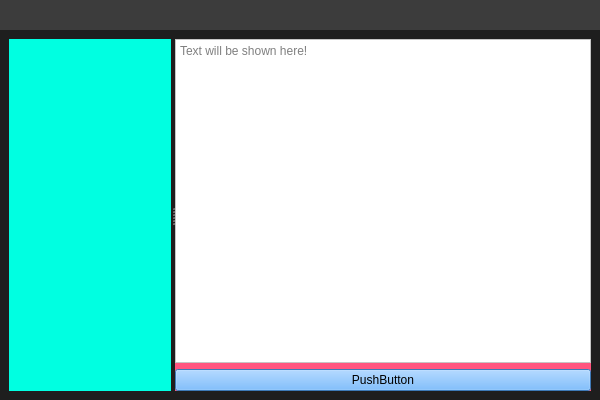
Old version of the form app/src/ui/MainWindow/MainWindow.ui in the repository victimsnino/Tagged-object-removal.
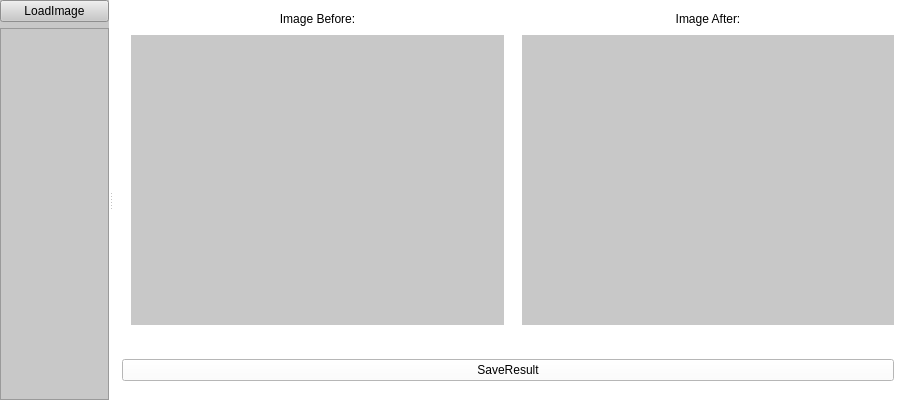
New version of the form.

Commit message: Add ability to load images

Diff of the .ui file:
```diff
--- a/app/src/ui/MainWindow/MainWindow.ui
+++ b/app/src/ui/MainWindow/MainWindow.ui
@@ -6,7 +6,7 @@
    <rect>
     <x>0</x>
     <y>0</y>
-    <width>600</width>
+    <width>903</width>
     <height>400</height>
    </rect>
   </property>
@@ -21,7 +21,7 @@
   </property>
   <widget class="QWidget" name="centralwidget">
    <property name="styleSheet">
-    <string notr="true"/>
+    <string notr="true">background-color: rgb(255, 255, 255);</string>
    </property>
    <layout class="QVBoxLayout" name="verticalLayout">
     <property name="spacing">
@@ -40,31 +40,6 @@
      <number>0</number>
     </property>
     <item>
-     <widget class="QWidget" name="TopBar" native="true">
-      <property name="minimumSize">
-       <size>
-        <width>0</width>
-        <height>30</height>
-       </size>
-      </property>
-      <property name="maximumSize">
-       <size>
-        <width>16777215</width>
-        <height>30</height>
-       </size>
-      </property>
-      <property name="styleSheet">
-       <string notr="true">background-color: rgb(60, 60, 60);</string>
-      </property>
-     </widget>
-    </item>
-    <item>
-     <widget class="QWidget" name="Content" native="true">
-      <property name="styleSheet">
-       <string notr="true">background-color: rgb(30, 30, 30);</string>
-      </property>
-      <layout class="QHBoxLayout" name="horizontalLayout">
-       <item>
         <widget class="QSplitter" name="ContentSplitter">
          <property name="orientation">
           <enum>Qt::Horizontal</enum>
@@ -73,6 +48,18 @@
           <bool>true</bool>
          </property>
          <widget class="QWidget" name="LeftMenu" native="true">
+       <property name="sizePolicy">
+        <sizepolicy hsizetype="Preferred" vsizetype="Preferred">
+         <horstretch>1</horstretch>
+         <verstretch>0</verstretch>
+        </sizepolicy>
+       </property>
+       <property name="maximumSize">
+        <size>
+         <width>16777215</width>
+         <height>16777215</height>
+        </size>
+       </property>
           <property name="baseSize">
            <size>
             <width>0</width>
@@ -80,10 +67,28 @@
            </size>
           </property>
           <property name="styleSheet">
-           <string notr="true">background-color: rgb(0, 255, 225);</string>
-          </property>
+        <string notr="true">background-color: rgb(200, 200, 200);</string>
+       </property>
+       <layout class="QVBoxLayout" name="verticalLayout_3">
+        <item>
+         <widget class="QPushButton" name="load_image">
+          <property name="text">
+           <string>LoadImage</string>
+          </property>
+         </widget>
+        </item>
+        <item>
+         <widget class="QListView" name="listView"/>
+        </item>
+       </layout>
          </widget>
          <widget class="QWidget" name="Center" native="true">
+       <property name="sizePolicy">
+        <sizepolicy hsizetype="Preferred" vsizetype="Preferred">
+         <horstretch>10</horstretch>
+         <verstretch>0</verstretch>
+        </sizepolicy>
+       </property>
           <property name="baseSize">
            <size>
             <width>0</width>
@@ -91,34 +96,145 @@
            </size>
           </property>
           <property name="styleSheet">
-           <string notr="true">background-color: rgb(255, 85, 127);</string>
+        <string notr="true"/>
           </property>
           <layout class="QVBoxLayout" name="verticalLayout_2">
            <item>
-            <widget class="QTextBrowser" name="DisplayText">
+         <widget class="QWidget" name="images" native="true">
+          <layout class="QHBoxLayout" name="horizontalLayout">
+           <property name="spacing">
+            <number>0</number>
+           </property>
+           <property name="topMargin">
+            <number>0</number>
+           </property>
+           <property name="rightMargin">
+            <number>0</number>
+           </property>
+           <property name="bottomMargin">
+            <number>0</number>
+           </property>
+           <item>
+            <widget class="QWidget" name="left_part" native="true">
+             <layout class="QVBoxLayout" name="verticalLayout_5">
+              <item>
+               <widget class="QLabel" name="before_text">
+                <property name="minimumSize">
+                 <size>
+                  <width>0</width>
+                  <height>0</height>
+                 </size>
+                </property>
+                <property name="maximumSize">
+                 <size>
+                  <width>16777215</width>
+                  <height>20</height>
+                 </size>
+                </property>
+                <property name="text">
+                 <string>Image Before:</string>
+                </property>
+                <property name="scaledContents">
+                 <bool>true</bool>
+                </property>
+                <property name="alignment">
+                 <set>Qt::AlignCenter</set>
+                </property>
+               </widget>
+              </item>
+              <item>
+               <widget class="QLabel" name="image_before">
+                <property name="sizePolicy">
+                 <sizepolicy hsizetype="Ignored" vsizetype="Ignored">
+                  <horstretch>1</horstretch>
+                  <verstretch>0</verstretch>
+                 </sizepolicy>
+                </property>
+                <property name="autoFillBackground">
+                 <bool>false</bool>
+                </property>
              <property name="styleSheet">
-              <string notr="true">background-color: rgb(255, 255, 255);</string>
-             </property>
-             <property name="placeholderText">
-              <string>Text will be shown here!</string>
-             </property>
-            </widget>
-           </item>
+                 <string notr="true">background-color: rgb(200, 200, 200);</string>
+                </property>
+                <property name="text">
+                 <string/>
+                </property>
+                <property name="scaledContents">
+                 <bool>true</bool>
+                </property>
+               </widget>
+              </item>
+             </layout>
+            </widget>
+           </item>
            <item>
-            <widget class="QPushButton" name="Button">
+            <widget class="QWidget" name="right_part" native="true">
+             <layout class="QVBoxLayout" name="verticalLayout_6">
+              <item>
+               <widget class="QLabel" name="after_text">
+                <property name="maximumSize">
+                 <size>
+                  <width>16777215</width>
+                  <height>20</height>
+                 </size>
+                </property>
+                <property name="text">
+                 <string>Image After:</string>
+                </property>
+                <property name="scaledContents">
+                 <bool>true</bool>
+                </property>
+                <property name="alignment">
+                 <set>Qt::AlignCenter</set>
+                </property>
+               </widget>
+              </item>
+              <item>
+               <widget class="QLabel" name="image_after">
+                <property name="sizePolicy">
+                 <sizepolicy hsizetype="Ignored" vsizetype="Ignored">
+                  <horstretch>1</horstretch>
+                  <verstretch>0</verstretch>
+                 </sizepolicy>
+                </property>
              <property name="styleSheet">
-              <string notr="true">background-color: rgb(85, 170, 255);</string>
+                 <string notr="true">background-color: rgb(200, 200, 200);</string>
              </property>
              <property name="text">
-              <string>PushButton</string>
-             </property>
+                 <string/>
+                </property>
+                <property name="scaledContents">
+                 <bool>true</bool>
+                </property>
             </widget>
            </item>
           </layout>
          </widget>
-        </widget>
-       </item>
-      </layout>
+           </item>
+          </layout>
+         </widget>
+        </item>
+        <item>
+         <widget class="QWidget" name="save_area" native="true">
+          <property name="maximumSize">
+           <size>
+            <width>16777215</width>
+            <height>60</height>
+           </size>
+          </property>
+          <layout class="QVBoxLayout" name="verticalLayout_4">
+           <item>
+            <widget class="QPushButton" name="pushButton">
+             <property name="text">
+              <string>SaveResult</string>
+             </property>
+            </widget>
+           </item>
+          </layout>
+         </widget>
+        </item>
+       </layout>
+      </widget>
      </widget>
     </item>
    </layout>
```
Lines whose indentation alone changed are shown as unchanged. The commit also changes 3 other files.
